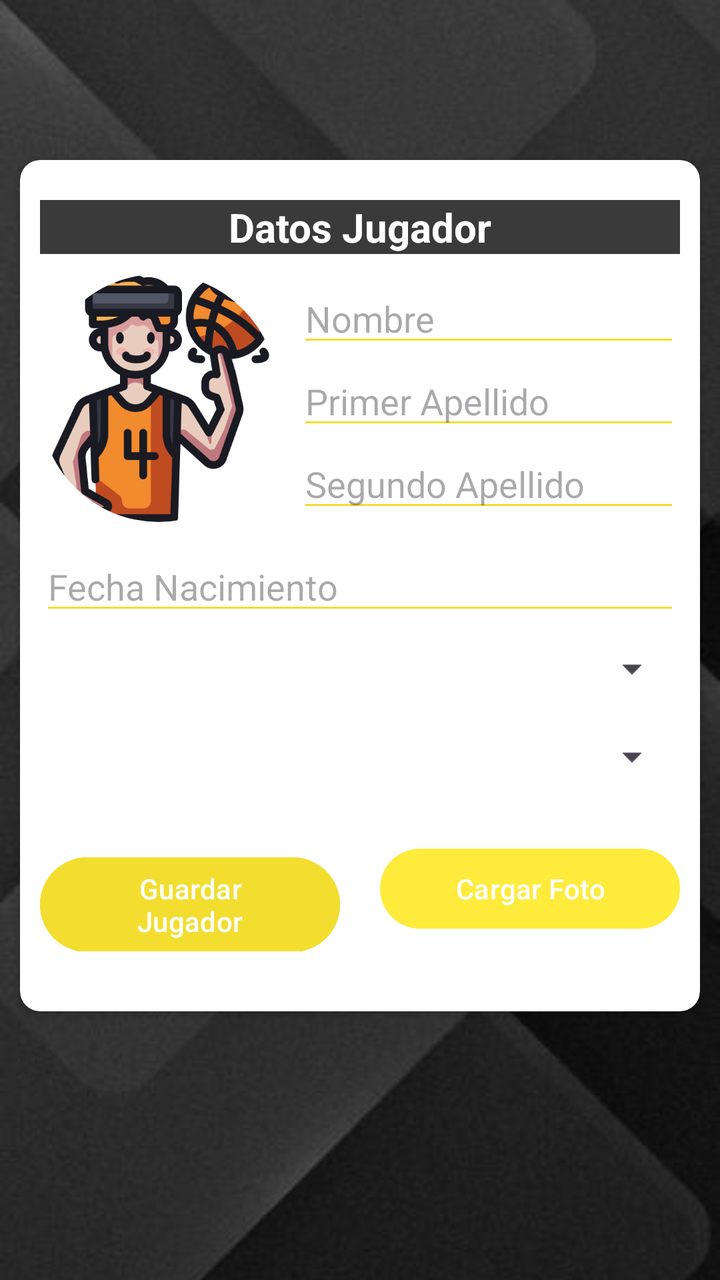
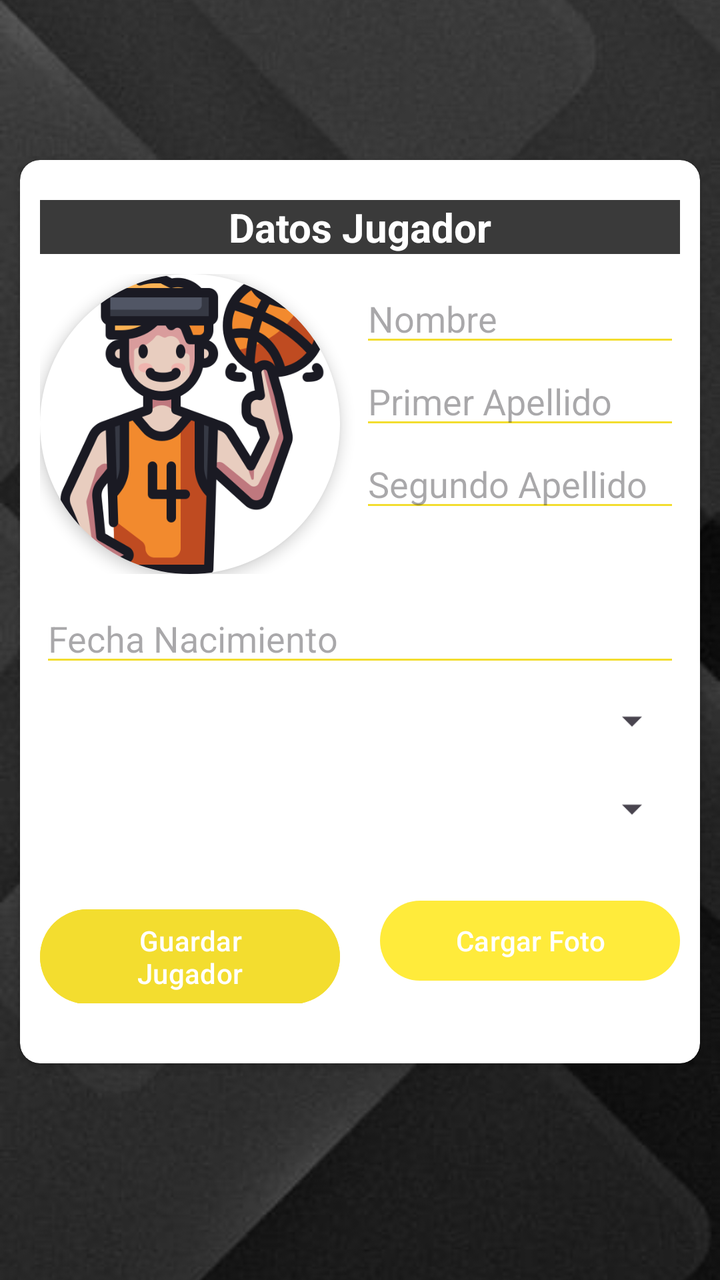

An Android layout rendered at two revisions. The XML below is the earlier revision; the diff shows what the commit changed to produce the second picture.
<!-- AndroidManifest.xml: application theme Theme.UBB_estadistica -->
<!-- res/layout/fragment_crear_jugador.xml -->
<?xml version="1.0" encoding="utf-8"?>
<androidx.constraintlayout.widget.ConstraintLayout xmlns:android="http://schemas.android.com/apk/res/android"
    xmlns:app="http://schemas.android.com/apk/res-auto"
    xmlns:tools="http://schemas.android.com/tools"
    android:layout_width="match_parent"
    android:layout_height="match_parent"
    tools:context=".jugador.CrearJugadorFragment" >

    <ImageView
        android:id="@+id/imagenFondoCJ"
        android:layout_width="0dp"
        android:layout_height="0dp"
        android:scaleType="centerCrop"
        android:src="@drawable/fondo_pantalla3"
        app:layout_constraintBottom_toBottomOf="parent"
        app:layout_constraintEnd_toEndOf="parent"
        app:layout_constraintStart_toStartOf="parent"
        app:layout_constraintTop_toTopOf="parent" />

    <ScrollView
        android:layout_width="match_parent"
        android:layout_height="match_parent"
        app:layout_constraintBottom_toBottomOf="parent"
        app:layout_constraintEnd_toEndOf="parent"
        app:layout_constraintStart_toStartOf="parent"
        app:layout_constraintTop_toTopOf="parent">

        <androidx.constraintlayout.widget.ConstraintLayout
            android:layout_width="match_parent"
            android:layout_height="wrap_content">

            <androidx.constraintlayout.widget.ConstraintLayout
                android:layout_width="match_parent"
                android:layout_height="match_parent"
                app:layout_constraintBottom_toBottomOf="parent"
                app:layout_constraintEnd_toEndOf="parent"
                app:layout_constraintStart_toStartOf="parent"
                app:layout_constraintTop_toTopOf="parent">

                <androidx.cardview.widget.CardView
                    android:layout_width="match_parent"
                    android:layout_height="wrap_content"
                    android:layout_marginStart="10dp"
                    android:layout_marginTop="80dp"
                    android:layout_marginEnd="10dp"
                    android:layout_marginBottom="50dp"
                    app:cardCornerRadius="10sp"
                    app:layout_constraintBottom_toBottomOf="parent"
                    app:layout_constraintEnd_toEndOf="parent"
                    app:layout_constraintStart_toStartOf="parent"
                    app:layout_constraintTop_toTopOf="parent">

                    <LinearLayout
                        android:layout_width="match_parent"
                        android:layout_height="match_parent"
                        android:layout_marginLeft="10sp"
                        android:layout_marginTop="20sp"
                        android:layout_marginRight="10sp"
                        android:layout_marginBottom="20sp"
                        android:orientation="vertical">

                        <TextView
                            android:id="@+id/textView4"
                            android:layout_width="match_parent"
                            android:layout_height="wrap_content"
                            android:layout_marginBottom="10sp"
                            android:background="#3A3A3A"
                            android:text="Datos Jugador"
                            android:textAlignment="center"
                            android:textColor="#FFFFFF"
                            android:textSize="20sp"
                            android:textStyle="bold" />

                        <EditText
                            android:id="@+id/txtCJDNI"
                            android:layout_width="match_parent"
                            android:layout_height="wrap_content"
                            android:backgroundTint="@color/yellow_logo"
                            android:ems="10"
                            android:hint="DNI"
                            android:inputType="textPersonName"
                            android:visibility="gone" />

                        <LinearLayout
                            android:layout_width="match_parent"
                            android:layout_height="wrap_content"
                            android:layout_marginBottom="10dp"
                            android:orientation="horizontal">

                            <com.google.android.material.imageview.ShapeableImageView
                                android:id="@+id/imgCJFoto"
                                android:layout_width="wrap_content"
                                android:layout_height="match_parent"
                                android:layout_weight="1.7"
                                android:scaleType="centerCrop"
                                app:shapeAppearanceOverlay="@style/circular"
                                app:srcCompat="@drawable/jugador_de_baloncesto" />

                            <LinearLayout
                                android:layout_width="match_parent"
                                android:layout_height="wrap_content"
                                android:layout_marginStart="10dp"
                                android:layout_weight="1"
                                android:orientation="vertical">

                                <EditText
                                    android:id="@+id/txtCJNombre"
                                    android:layout_width="match_parent"
                                    android:layout_height="wrap_content"
                                    android:backgroundTint="@color/yellow_logo"
                                    android:ems="10"
                                    android:hint="Nombre"
                                    android:inputType="textPersonName" />

                                <EditText
                                    android:id="@+id/txtCJApellido1"
                                    android:layout_width="match_parent"
                                    android:layout_height="wrap_content"
                                    android:backgroundTint="@color/yellow_logo"
                                    android:ems="10"
                                    android:hint="Primer Apellido"
                                    android:inputType="textPersonName" />

                                <EditText
                                    android:id="@+id/txtCJApellido2"
                                    android:layout_width="match_parent"
                                    android:layout_height="wrap_content"
                                    android:backgroundTint="@color/yellow_logo"
                                    android:ems="10"
                                    android:hint="Segundo Apellido"
                                    android:inputType="textPersonName" />
                            </LinearLayout>
                        </LinearLayout>

                        <EditText
                            android:id="@+id/txtCJFechaNacimiento"
                            android:layout_width="match_parent"
                            android:layout_height="wrap_content"
                            android:backgroundTint="@color/yellow_logo"
                            android:ems="10"
                            android:hint="Fecha Nacimiento"
                            android:inputType="date" />

                        <Spinner
                            android:id="@+id/spinnerCJCategoria"
                            android:layout_width="match_parent"
                            android:layout_height="wrap_content"
                            android:layout_marginTop="10sp"
                            android:layout_marginBottom="10sp" />

                        <Spinner
                            android:id="@+id/spinnerCJSexo"
                            android:layout_width="match_parent"
                            android:layout_height="wrap_content"
                            android:layout_marginTop="10sp"
                            android:layout_marginBottom="10sp" />

                        <LinearLayout
                            android:layout_width="match_parent"
                            android:layout_height="match_parent"
                            android:layout_marginTop="20sp"
                            android:layout_marginBottom="10sp"
                            android:orientation="horizontal">

                            <Button
                                android:id="@+id/btnCJCrear"
                                android:layout_width="match_parent"
                                android:layout_height="wrap_content"
                                android:layout_marginEnd="10dp"
                                android:layout_weight="1"
                                android:backgroundTint="@color/yellow_logo"
                                android:text="Guardar Jugador"
                                app:cornerRadius="30dp" />

                            <Button
                                android:id="@+id/btnCJCargarFoto"
                                android:layout_width="match_parent"
                                android:layout_height="wrap_content"
                                android:layout_marginStart="10dp"
                                android:layout_weight="1"
                                android:text="Cargar Foto" />

                        </LinearLayout>
                    </LinearLayout>
                </androidx.cardview.widget.CardView>
            </androidx.constraintlayout.widget.ConstraintLayout>
        </androidx.constraintlayout.widget.ConstraintLayout>
    </ScrollView>
</androidx.constraintlayout.widget.ConstraintLayout>
<!-- resources referenced by this layout -->
<resources>
  <color name="yellow_logo">#F3DD2F</color>
  <!-- drawable fondo_pantalla3: jpg bitmap (drawable, 18674 bytes) -->
  <!-- drawable jugador_de_baloncesto: png bitmap (drawable, 51891 bytes) -->
  <style name="circular">
          <item name="cornerSize">50%</item>
      </style>
  <style name="Theme.UBB_estadistica" parent="Theme.MaterialComponents.DayNight.DarkActionBar">
          
          <item name="colorPrimary">@color/yellow_logo_500</item>
          <item name="colorPrimaryDark">@color/yellow_logo_700</item>
          <item name="colorAccent">@color/yellow_logo</item>
  
          <item name="colorPrimaryVariant">@color/yellow_logo_700</item>
          <item name="colorOnPrimary">@color/white</item>
          
          <item name="colorSecondary">@color/teal_200</item>
          <item name="colorSecondaryVariant">@color/teal_700</item>
          <item name="colorOnSecondary">@color/black</item>
          
          <item name="android:statusBarColor">@color/yellow_logo_700</item>
          
      </style>
  <color name="yellow_logo_500">#FFEB3B</color>
  <color name="yellow_logo_700">#FBC02D</color>
  <color name="white">#FFFFFFFF</color>
  <color name="teal_200">#FF03DAC5</color>
  <color name="teal_700">#FF018786</color>
  <color name="black">#FF000000</color>
</resources>

<!-- the commit's change to res/layout/fragment_crear_jugador.xml (unified diff, before → after) -->
@@ -89,9 +89,11 @@
 
                             <com.google.android.material.imageview.ShapeableImageView
                                 android:id="@+id/imgCJFoto"
-                                android:layout_width="wrap_content"
-                                android:layout_height="match_parent"
-                                android:layout_weight="1.7"
+                                android:layout_width="300dp"
+                                android:layout_height="150dp"
+                                android:layout_weight="1"
+                                android:background="@color/white"
+                                android:elevation="4dp"
                                 android:scaleType="centerCrop"
                                 app:shapeAppearanceOverlay="@style/circular"
                                 app:srcCompat="@drawable/jugador_de_baloncesto" />
